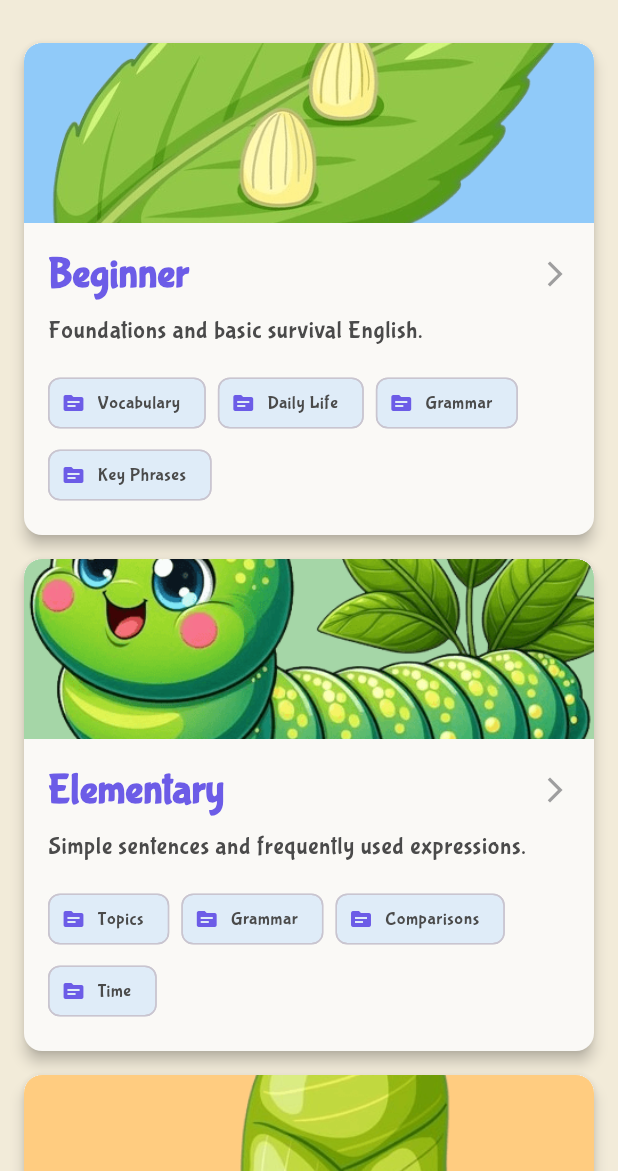
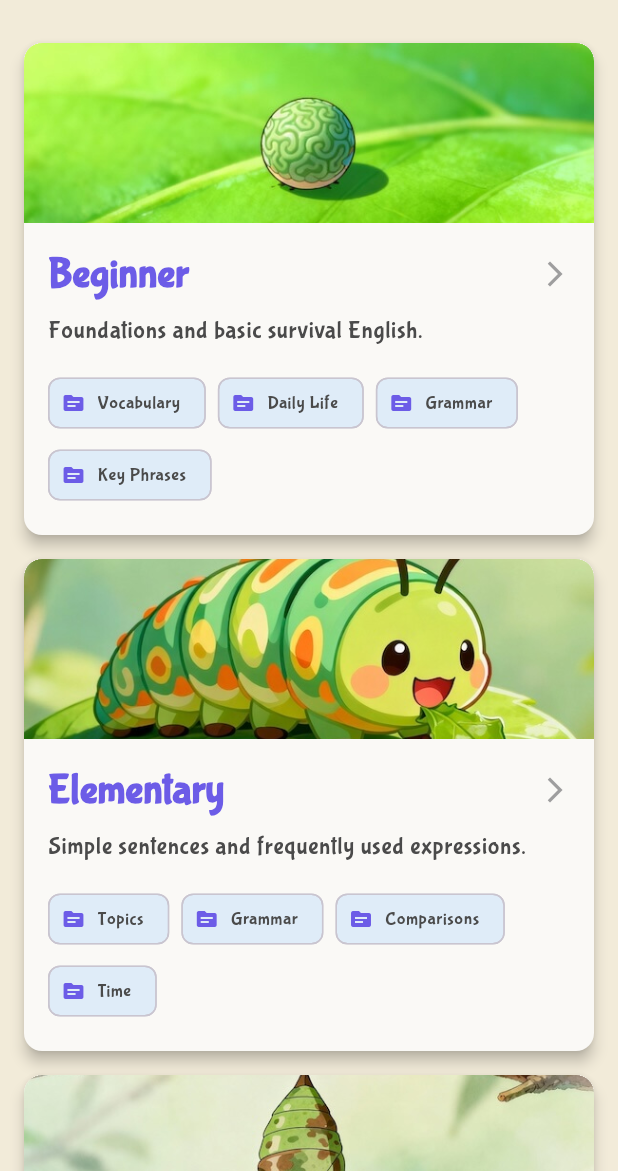
Before and after one commit to dakhaki/ezlang-flutter, a Flutter app: the screen it shows after launch, on a phone screen of 412 x 824 dp, the part 65-1236 px from its top. Run offline on Flutter 3.47's test engine with Material 3 defaults, Android fonts, the phone set to English and light mode, and no system bars; our stand-ins replace audioplayers, cached_network_image, chewie, confetti, flutter_cache_manager, flutter_tts and 10 more; missing offline and left inert: gpt_markdown, syncfusion_flutter_pdfviewer; statements that could not run were skipped.

Commit message:
update assets level and route materials

```diff
--- a/lib/core/routes/routes.dart
+++ b/lib/core/routes/routes.dart
@@ -2,6 +2,11 @@ import 'package:ezlang/core/di/exercise_binding.dart';
 import 'package:ezlang/core/di/materials_binding.dart';
 import 'package:ezlang/presentation/materials/view/materials_page.dart';
 import 'package:ezlang/presentation/exercise/view/exercise_page.dart';
+import 'package:ezlang/presentation/materials/view/article_page.dart';
+import 'package:ezlang/presentation/materials/view/audio_player_page.dart';
+import 'package:ezlang/presentation/materials/view/pdf_viewer_page.dart';
+import 'package:ezlang/presentation/materials/view/video_player_page.dart';
+import 'package:ezlang/presentation/materials/view/web_view_page.dart';
 import 'package:ezlang/core/di/lesson_detail_binding.dart';
 import 'package:ezlang/core/di/profile_binding.dart';
 import 'package:ezlang/core/di/topic_detail_binding.dart';
@@ -52,6 +57,41 @@ class BaseRoute {
       page: () => const MaterialsPage(),
       binding: MaterialsBinding(),
     ),
+    _getPage(
+      name: PageTo.materialsArticle,
+      page: () => ArticlePage(
+        title: Get.arguments['title'] as String,
+        content: Get.arguments['content'] as String,
+      ),
+    ),
+    _getPage(
+      name: PageTo.materialsVideo,
+      page: () => VideoPlayerPage(
+        title: Get.arguments['title'] as String,
+        url: Get.arguments['url'] as String,
+      ),
+    ),
+    _getPage(
+      name: PageTo.materialsPdf,
+      page: () => PdfViewerPage(
+        title: Get.arguments['title'] as String,
+        url: Get.arguments['url'] as String,
+      ),
+    ),
+    _getPage(
+      name: PageTo.materialsAudio,
+      page: () => AudioPlayerPage(
+        title: Get.arguments['title'] as String,
+        url: Get.arguments['url'] as String,
+      ),
+    ),
+    _getPage(
+      name: PageTo.materialsHtml,
+      page: () => WebViewPage(
+        title: Get.arguments['title'] as String,
+        content: Get.arguments['content'] as String,
+      ),
+    ),
   ];
 
   static GetPage _getPage({
@@ -77,4 +117,9 @@ class PageTo {
   static const topicDetail = '/topic_detail';
   static const exercise = '/exercise';
   static const materials = '/materials';
+  static const materialsArticle = '/materials/article';
+  static const materialsVideo = '/materials/video';
+  static const materialsPdf = '/materials/pdf';
+  static const materialsAudio = '/materials/audio';
+  static const materialsHtml = '/materials/html';
 }
--- a/lib/core/theme/app_theme.dart
+++ b/lib/core/theme/app_theme.dart
@@ -3,9 +3,11 @@ import 'package:flutter/services.dart';
 import 'package:ezlang/core/theme/app_palette.dart';
 
 class AppTheme {
+  static const String _fontFamily = 'BubblegumSans';
+
   static final light = ThemeData(
     useMaterial3: true,
-    fontFamily: 'BubblegumSans',
+    fontFamily: _fontFamily,
     scaffoldBackgroundColor: AppPalette.background,
     cardColor: AppPalette.cardColor,
     primaryColor: AppPalette.primary, // Explicitly set for visibility
@@ -49,7 +51,7 @@ class AppTheme {
         backgroundColor: AppPalette.primary,
         foregroundColor: AppPalette.white,
         textStyle: const TextStyle(
-          fontFamily: 'BubblegumSans',
+          fontFamily: _fontFamily,
           fontSize: 18,
           fontWeight: FontWeight.bold,
         ),
@@ -62,7 +64,7 @@ class AppTheme {
       style: TextButton.styleFrom(
         foregroundColor: AppPalette.primary,
         textStyle: const TextStyle(
-          fontFamily: 'BubblegumSans',
+          fontFamily: _fontFamily,
           fontWeight: FontWeight.bold,
         ),
       ),
@@ -71,7 +73,7 @@ class AppTheme {
     chipTheme: ChipThemeData(
       backgroundColor: AppPalette.skyBlue.withOpacity(0.2),
       labelStyle: const TextStyle(
-        fontFamily: 'BubblegumSans',
+        fontFamily: _fontFamily,
         color: AppPalette.textPrimary,
       ),
       shape: RoundedRectangleBorder(borderRadius: BorderRadius.circular(8)),
@@ -95,13 +97,13 @@ class AppTheme {
         ).apply(
           bodyColor: AppPalette.textPrimary,
           displayColor: AppPalette.textPrimary,
-          fontFamily: 'BubblegumSans',
+          fontFamily: _fontFamily,
         ),
   );
 
   static final dark = ThemeData(
     useMaterial3: true,
-    fontFamily: 'BubblegumSans',
+    fontFamily: _fontFamily,
     brightness: Brightness.dark,
     scaffoldBackgroundColor: AppPalette.backgroundDark,
     cardColor: AppPalette.cardColorDark,
@@ -146,7 +148,7 @@ class AppTheme {
         backgroundColor: AppPalette.primary,
         foregroundColor: AppPalette.white,
         textStyle: const TextStyle(
-          fontFamily: 'BubblegumSans',
+          fontFamily: _fontFamily,
           fontSize: 18,
           fontWeight: FontWeight.bold,
         ),
@@ -172,7 +174,7 @@ class AppTheme {
     chipTheme: ChipThemeData(
       backgroundColor: AppPalette.primaryDark.withOpacity(0.1),
       labelStyle: const TextStyle(
-        fontFamily: 'BubblegumSans',
+        fontFamily: _fontFamily,
         color: AppPalette.textPrimaryDark,
       ),
       shape: RoundedRectangleBorder(
@@ -208,7 +210,7 @@ class AppTheme {
         ).apply(
           bodyColor: AppPalette.textPrimaryDark,
           displayColor: AppPalette.textPrimaryDark,
-          fontFamily: 'BubblegumSans',
+          fontFamily: _fontFamily,
         ),
   );
 }
--- a/lib/presentation/home/view/widgets/level_card.dart
+++ b/lib/presentation/home/view/widgets/level_card.dart
@@ -25,10 +25,10 @@ class LevelCard extends StatelessWidget {
               borderRadius: const BorderRadius.vertical(
                 top: Radius.circular(12),
               ),
-              child: Container(
+              child: SizedBox(
                 height: 120,
                 width: double.infinity,
-                color: Color(int.parse(level.backgroundColorHex, radix: 16)),
+                // color: Color(int.parse(level.backgroundColorHex, radix: 16)),
                 child: Image.asset(level.imageLocalAsset, fit: BoxFit.cover),
               ),
             ),
--- a/lib/presentation/materials/view/video_player_page.dart
+++ b/lib/presentation/materials/view/video_player_page.dart
@@ -2,7 +2,6 @@ import 'package:chewie/chewie.dart';
 import 'package:ezlang/presentation/widgets/error_view.dart';
 import 'package:flutter/material.dart';
 import 'package:flutter_cache_manager/flutter_cache_manager.dart';
-import 'package:get/get_connect/http/src/utils/utils.dart';
 import 'package:video_player/video_player.dart';
 
 class VideoPlayerPage extends StatefulWidget {
```
Also changed, not shown: assets/data/curriculum.json (+4 -4 lines), lib/core/di/materials_binding.dart (+6 -1 lines), lib/presentation/home/view/home_page.dart (+0 -23 lines), lib/presentation/materials/view_model/materials_view_model.dart (+27 -40 lines), assets/images/adult.jpeg (added), assets/images/adult.png (deleted), assets/images/egg.jpeg (added), assets/images/egg.png (deleted), assets/images/larva.jpeg (added), assets/images/larva.png (deleted), assets/images/pupa.jpeg (added), assets/images/pupa.png (deleted), pubspec.lock.
